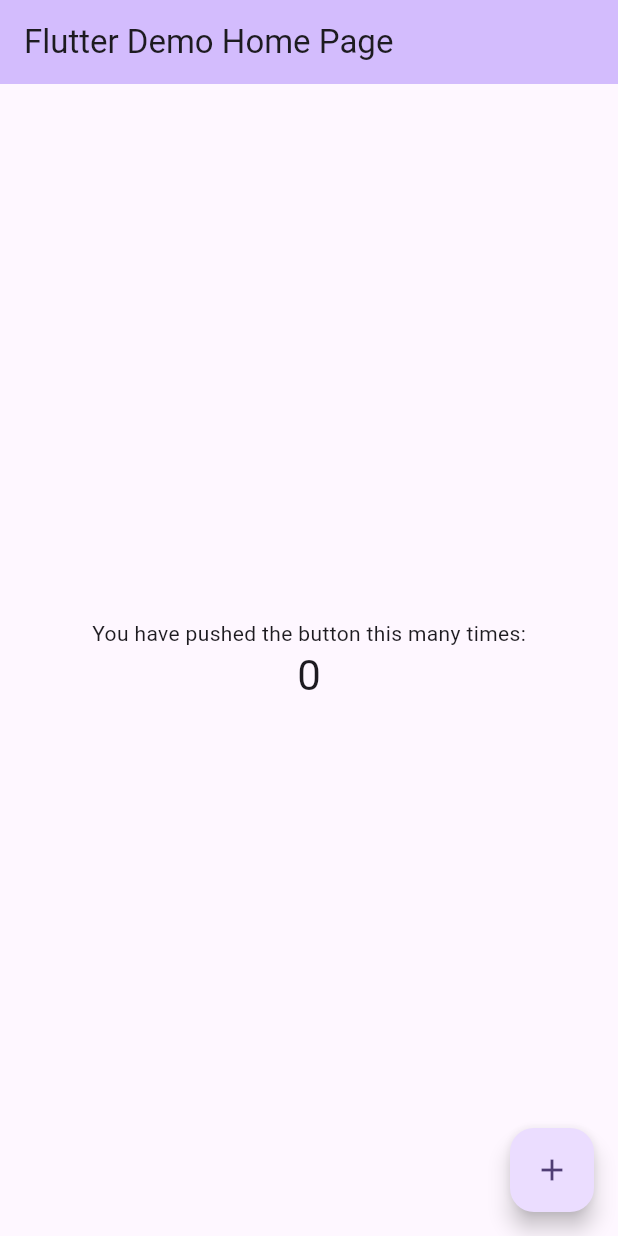
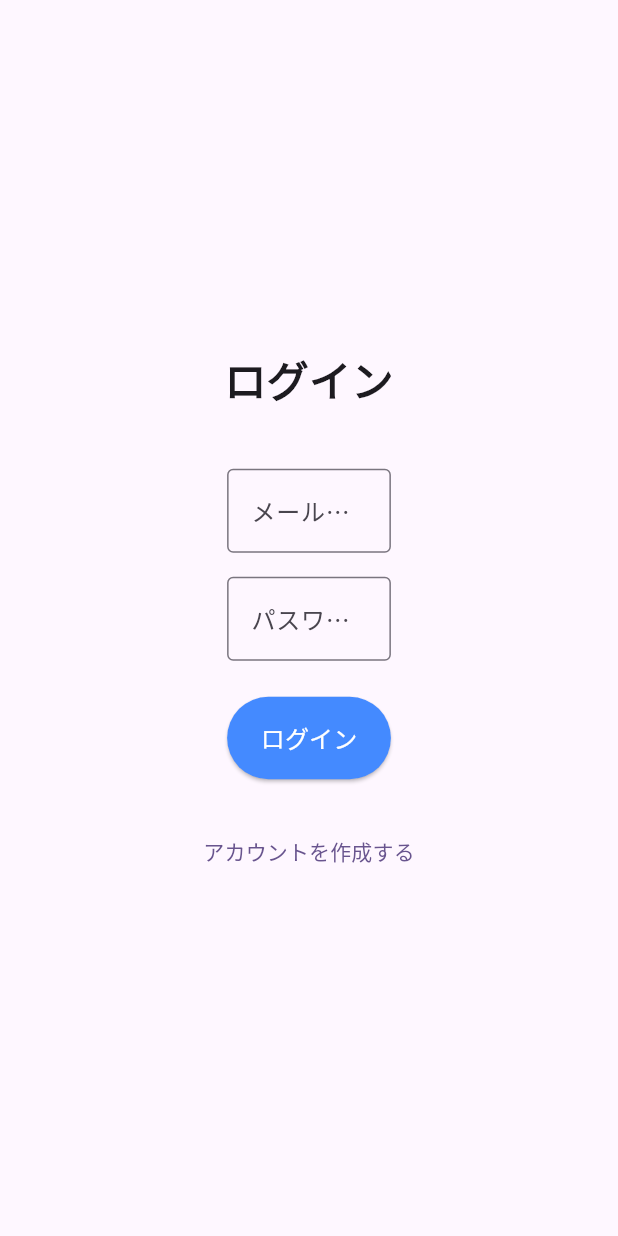
Before and after one commit to kameyama-y/todo-app-flutter, a Flutter app: the screen it shows after launch, on a phone screen of 412 x 824 dp. Run offline on Flutter 3.47's test engine with Material 3 defaults, Android fonts, the phone set to English and light mode, and no system bars.

Commit message:
ログインページ追加

```diff
--- /dev/null
+++ b/lib/Page/login_page.dart
@@ -0,0 +1,69 @@
+import 'package:flutter/material.dart';
+import '../Widget/InputField.dart';
+
+class LoginPage extends StatelessWidget {
+  const LoginPage({super.key});
+
+  @override
+  Widget build(BuildContext context) {
+    return Scaffold(
+      body: Center(
+        child: Padding(
+          padding: const EdgeInsets.all(24.0),
+          child: Column(
+            mainAxisAlignment: MainAxisAlignment.center,
+            children: [
+              Column(
+                mainAxisAlignment: MainAxisAlignment.center,
+                children: [
+                  const Text(
+                    "ログイン",
+                    style: TextStyle(fontSize: 28, fontWeight: FontWeight.bold),
+                  ),
+                  const SizedBox(height: 40),
+
+                  // メールアドレス
+                  InputField(label: 'メールアドレス'),
+                  const SizedBox(height: 16),
+
+                  // パスワード
+                  InputField(label: "パスワード", obscureText: true),
+                  const SizedBox(height: 24),
+
+                  // ログインボタン
+                  FractionallySizedBox(
+                    widthFactor: 0.3,
+                    child: ElevatedButton(
+                      style: ElevatedButton.styleFrom(
+                        backgroundColor: Colors.blueAccent, //背景
+                        padding: const EdgeInsets.symmetric(
+                          vertical: 16,
+                        ), // 高さを少し大きく
+                      ),
+                      onPressed: () {
+                        // 認証処理を後で追加
+                      },
+                      child: const Text(
+                        "ログイン",
+                        style: TextStyle(fontSize: 16, color: Colors.white),
+                      ),
+                    ),
+                  ),
+                  const SizedBox(height: 24),
+                ],
+              ),
+
+              // 新規登録リンク
+              TextButton(
+                onPressed: () {
+                  // 後で新規登録ページへ遷移
+                },
+                child: const Text("アカウントを作成する"),
+              ),
+            ],
+          ),
+        ),
+      ),
+    );
+  }
+}
--- /dev/null
+++ b/lib/Widget/InputField.dart
@@ -0,0 +1,22 @@
+import 'package:flutter/material.dart';
+
+class InputField extends StatelessWidget {
+  final String label;
+  final bool obscureText;
+
+  const InputField({super.key, required this.label, this.obscureText = false});
+
+  @override
+  Widget build(BuildContext context) {
+    return FractionallySizedBox(
+      widthFactor: 0.3,
+      child: TextField(
+        obscureText: obscureText,
+        decoration: InputDecoration(
+          labelText: label,
+          border: const OutlineInputBorder(),
+        ),
+      ),
+    );
+  }
+}
--- a/lib/main.dart
+++ b/lib/main.dart
@@ -1,4 +1,5 @@
 import 'package:flutter/material.dart';
+import 'Page/login_page.dart';
 
 void main() {
   runApp(const MyApp());
@@ -7,116 +8,14 @@ void main() {
 class MyApp extends StatelessWidget {
   const MyApp({super.key});
 
-  // This widget is the root of your application.
   @override
   Widget build(BuildContext context) {
     return MaterialApp(
       title: 'Flutter Demo',
       theme: ThemeData(
-        // This is the theme of your application.
-        //
-        // TRY THIS: Try running your application with "flutter run". You'll see
-        // the application has a purple toolbar. Then, without quitting the app,
-        // try changing the seedColor in the colorScheme below to Colors.green
-        // and then invoke "hot reload" (save your changes or press the "hot
-        // reload" button in a Flutter-supported IDE, or press "r" if you used
-        // the command line to start the app).
-        //
-        // Notice that the counter didn't reset back to zero; the application
-        // state is not lost during the reload. To reset the state, use hot
-        // restart instead.
-        //
-        // This works for code too, not just values: Most code changes can be
-        // tested with just a hot reload.
         colorScheme: ColorScheme.fromSeed(seedColor: Colors.deepPurple),
       ),
-      home: const MyHomePage(title: 'Flutter Demo Home Page'),
+      home: const LoginPage(),
     );
   }
 }
-
-class MyHomePage extends StatefulWidget {
-  const MyHomePage({super.key, required this.title});
-
-  // This widget is the home page of your application. It is stateful, meaning
-  // that it has a State object (defined below) that contains fields that affect
-  // how it looks.
-
-  // This class is the configuration for the state. It holds the values (in this
-  // case the title) provided by the parent (in this case the App widget) and
-  // used by the build method of the State. Fields in a Widget subclass are
-  // always marked "final".
-
-  final String title;
-
-  @override
-  State<MyHomePage> createState() => _MyHomePageState();
-}
-
-class _MyHomePageState extends State<MyHomePage> {
-  int _counter = 0;
-
-  void _incrementCounter() {
-    setState(() {
-      // This call to setState tells the Flutter framework that something has
-      // changed in this State, which causes it to rerun the build method below
-      // so that the display can reflect the updated values. If we changed
-      // _counter without calling setState(), then the build method would not be
-      // called again, and so nothing would appear to happen.
-      _counter++;
-    });
-  }
-
-  @override
-  Widget build(BuildContext context) {
-    // This method is rerun every time setState is called, for instance as done
-    // by the _incrementCounter method above.
-    //
-    // The Flutter framework has been optimized to make rerunning build methods
-    // fast, so that you can just rebuild anything that needs updating rather
-    // than having to individually change instances of widgets.
-    return Scaffold(
-      appBar: AppBar(
-        // TRY THIS: Try changing the color here to a specific color (to
-        // Colors.amber, perhaps?) and trigger a hot reload to see the AppBar
-        // change color while the other colors stay the same.
-        backgroundColor: Theme.of(context).colorScheme.inversePrimary,
-        // Here we take the value from the MyHomePage object that was created by
-        // the App.build method, and use it to set our appbar title.
-        title: Text(widget.title),
-      ),
-      body: Center(
-        // Center is a layout widget. It takes a single child and positions it
-        // in the middle of the parent.
-        child: Column(
-          // Column is also a layout widget. It takes a list of children and
-          // arranges them vertically. By default, it sizes itself to fit its
-          // children horizontally, and tries to be as tall as its parent.
-          //
-          // Column has various properties to control how it sizes itself and
-          // how it positions its children. Here we use mainAxisAlignment to
-          // center the children vertically; the main axis here is the vertical
-          // axis because Columns are vertical (the cross axis would be
-          // horizontal).
-          //
-          // TRY THIS: Invoke "debug painting" (choose the "Toggle Debug Paint"
-          // action in the IDE, or press "p" in the console), to see the
-          // wireframe for each widget.
-          mainAxisAlignment: MainAxisAlignment.center,
-          children: <Widget>[
-            const Text('You have pushed the button this many times:'),
-            Text(
-              '$_counter',
-              style: Theme.of(context).textTheme.headlineMedium,
-            ),
-          ],
-        ),
-      ),
-      floatingActionButton: FloatingActionButton(
-        onPressed: _incrementCounter,
-        tooltip: 'Increment',
-        child: const Icon(Icons.add),
-      ), // This trailing comma makes auto-formatting nicer for build methods.
-    );
-  }
-}
```
